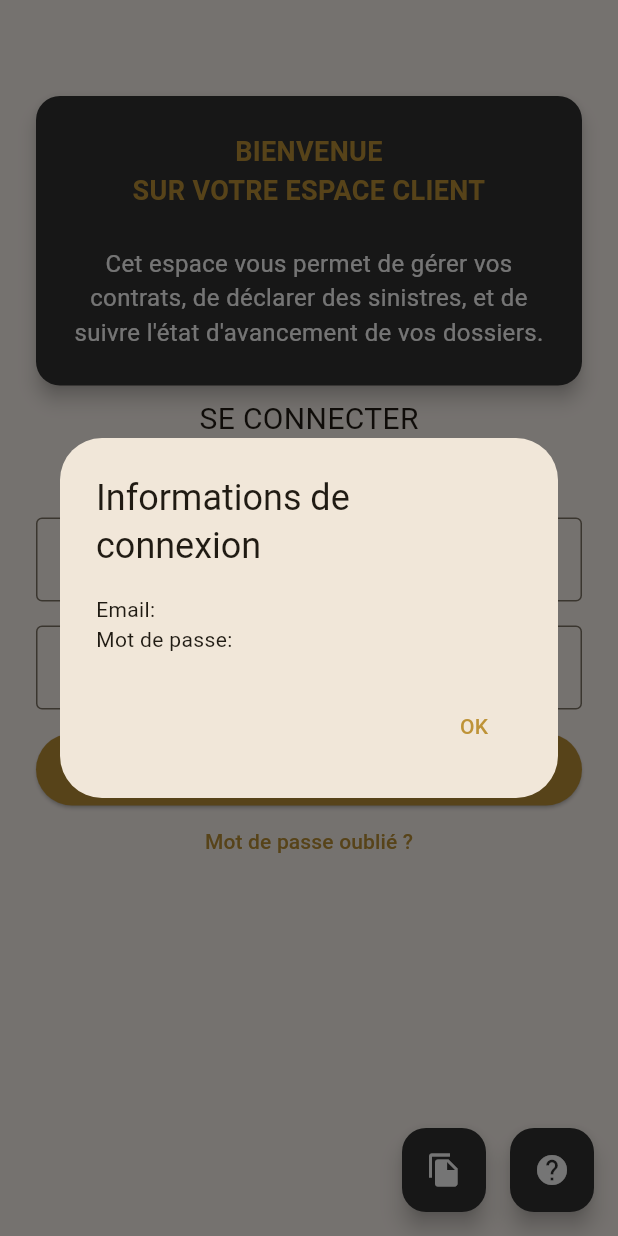
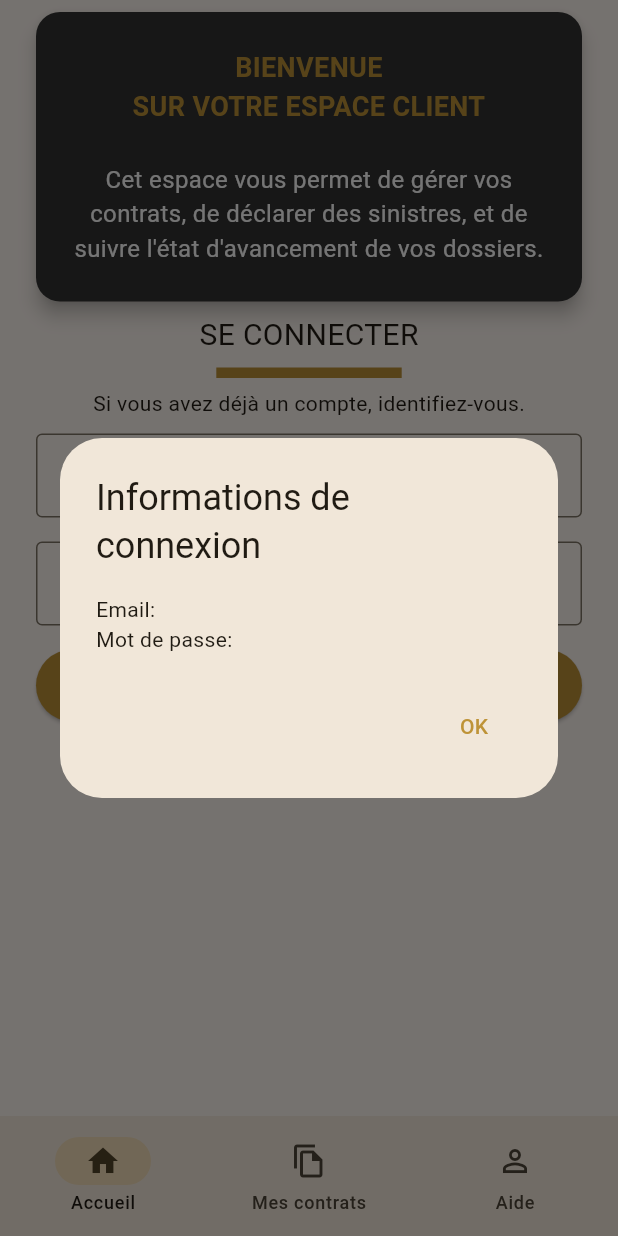
Before and after one commit to latrach/flutter-espace-client-app, a Flutter app: the screen it shows after launch, after a tap on "Se connecter", on a phone screen of 412 x 824 dp. Run offline on Flutter 3.47's test engine with Material 3 defaults, Android fonts, the phone set to English and light mode, and no system bars.

Commit message:
add bottom_navigation

```diff
--- /dev/null
+++ b/lib/bottom_navigation.dart
@@ -0,0 +1,55 @@
+import 'package:flutter/material.dart';
+import 'pages/home.dart';
+import 'pages/mes_contrats.dart';
+import 'pages/faq.dart';
+
+class BottomNavigation extends StatefulWidget {
+  const BottomNavigation({super.key});
+
+  @override
+  State<BottomNavigation> createState() => _BottomNavigationState();
+}
+
+class _BottomNavigationState extends State<BottomNavigation> {
+  int selectedIndex = 0;
+
+  final List<Widget> _pages = const [
+    HomePage(title: 'Accueil'),
+    MesContratsPage(),
+    FaqPage(),
+  ];
+
+  void onItemTapped(int index) {
+    setState(() {
+      selectedIndex = index;
+    });
+  }
+
+  @override
+  Widget build(BuildContext context) {
+    return Scaffold(
+      body: IndexedStack(index: selectedIndex, children: _pages),
+      bottomNavigationBar: NavigationBar(
+        selectedIndex: selectedIndex,
+        onDestinationSelected: onItemTapped,
+        destinations: const [
+          NavigationDestination(
+            icon: Icon(Icons.home_outlined),
+            selectedIcon: Icon(Icons.home),
+            label: 'Accueil',
+          ),
+          NavigationDestination(
+            icon: Icon(Icons.file_copy_outlined),
+            selectedIcon: Icon(Icons.file_copy),
+            label: 'Mes contrats',
+          ),
+          NavigationDestination(
+            icon: Icon(Icons.person_outline),
+            selectedIcon: Icon(Icons.help),
+            label: 'Aide',
+          ),
+        ],
+      ),
+    );
+  }
+}
--- a/lib/components/global_fab.dart
+++ /dev/null
@@ -1,60 +0,0 @@
-import 'package:flutter/material.dart';
-
-
-class GlobalFloatingActionButtons extends StatelessWidget {
-  final bool showMesContrats;
-  final bool showFaq;
-  const GlobalFloatingActionButtons({
-    super.key,
-    this.showMesContrats = true,
-    this.showFaq = true,
-  });
-
-  @override
-  Widget build(BuildContext context) {
-    void linkMesContrats() {
-      Navigator.push(
-        context,
-        MaterialPageRoute(builder: (context) => Scaffold(
-          appBar: AppBar(title: Text("Mes contrats")),
-          body: Center(child: Text("Page Mes contrats")),
-        )),
-      );
-    }
-
-    void linkFaq() {
-      Navigator.push(
-        context,
-        MaterialPageRoute(builder: (context) => Scaffold(
-          appBar: AppBar(title: Text("FAQ")),
-          body: Center(child: Text("Page FAQ")),
-        )),
-      );
-    }
-
-    List<Widget> buttons = [];
-    if (showMesContrats) {
-      buttons.add(FloatingActionButton(
-        heroTag: 'mesContratsBtn',
-        onPressed: linkMesContrats,
-        tooltip: 'Mes contrats',
-        backgroundColor: Theme.of(context).colorScheme.secondary,
-        child: const Icon(Icons.file_copy, color: Colors.white),
-      ));
-    }
-    if (showFaq) {
-      if (buttons.isNotEmpty) buttons.add(SizedBox(width: 16));
-      buttons.add(FloatingActionButton(
-        heroTag: 'faqBtn',
-        onPressed: linkFaq,
-        tooltip: 'Aide',
-        backgroundColor: Theme.of(context).colorScheme.secondary,
-        child: const Icon(Icons.help, color: Colors.white),
-      ));
-    }
-    return Row(
-      mainAxisAlignment: MainAxisAlignment.end,
-      children: buttons,
-    );
-  }
-}
--- a/lib/main.dart
+++ b/lib/main.dart
@@ -1,5 +1,5 @@
 import 'package:flutter/material.dart';
-import 'package:flutter_espace_client_app/pages/home.dart' as home;
+import 'package:flutter_espace_client_app/bottom_navigation.dart';
 
 void main() {
   runApp(const MyApp());
@@ -24,11 +24,11 @@
           headlineMedium: TextStyle(
             fontSize: 36,
             fontWeight: FontWeight.bold,
-            color: Theme.of(context).colorScheme.secondary,
+            color: const Color(0xFF333333),
           ),
         ),
       ),
-      home: const home.HomePage(title: 'Espace Client'),
+      home: const BottomNavigation(),
     );
   }
 }
--- a/lib/pages/faq.dart
+++ b/lib/pages/faq.dart
@@ -1,16 +1,11 @@
 //creer la page faq qui affiche Aide
 import 'package:flutter/material.dart';
-import 'package:flutter_espace_client_app/components/global_fab.dart';
 
 class FaqPage extends StatelessWidget {
   const FaqPage({super.key});
 
   @override
   Widget build(BuildContext context) {
-    return Scaffold(
-      appBar: AppBar(title: Text("FAQ")),
-      body: Center(child: Text("Page FAQ")),
-      floatingActionButton: const GlobalFloatingActionButtons(),
-    );
+    return Center(child: Text("Page FAQ"));
   }
 }
--- a/lib/pages/home.dart
+++ b/lib/pages/home.dart
@@ -1,5 +1,4 @@
 import 'package:flutter/material.dart';
-import 'package:flutter_espace_client_app/components/global_fab.dart';
 
 class HomePage extends StatefulWidget {
   const HomePage({super.key, required this.title});
@@ -11,7 +10,6 @@
 }
 
 class HomePageState extends State<HomePage> {
-  int counter = 0;
   final TextEditingController emailController = TextEditingController();
   final TextEditingController passwordController = TextEditingController();
 
@@ -24,12 +22,7 @@
 
   @override
   Widget build(BuildContext context) {
-    return Scaffold(
-      appBar: AppBar(
-        //backgroundColor: Theme.of(context).colorScheme.inversePrimary,
-        //title: Text(widget.title),
-      ),
-      body: Align(
+    return Align(
       alignment: Alignment.topCenter,
       child: SingleChildScrollView(
         child: Column(
@@ -44,10 +37,10 @@
           ],
         ),
       ),
-      ),
-      floatingActionButton: const GlobalFloatingActionButtons(),
     );
   }
+
+  // ...existing code...
 
   Widget separationBorder() {
     return Container(
@@ -189,5 +182,4 @@
       ),
     );
   }
-
 }
--- a/lib/pages/mes_contrats.dart
+++ b/lib/pages/mes_contrats.dart
@@ -1,15 +1,10 @@
 import 'package:flutter/material.dart';
-import 'package:flutter_espace_client_app/components/global_fab.dart';
 
 class MesContratsPage extends StatelessWidget {
   const MesContratsPage({super.key});
 
   @override
   Widget build(BuildContext context) {
-    return Scaffold(
-      appBar: AppBar(title: Text("Mes Contrats")),
-      body: Center(child: Text("Liste de mes contrats")),
-      floatingActionButton: const GlobalFloatingActionButtons(),
-    );
+    return Center(child: Text("Liste de mes contrats"));
   }
 }
```
Lines whose indentation alone changed are shown as unchanged.
